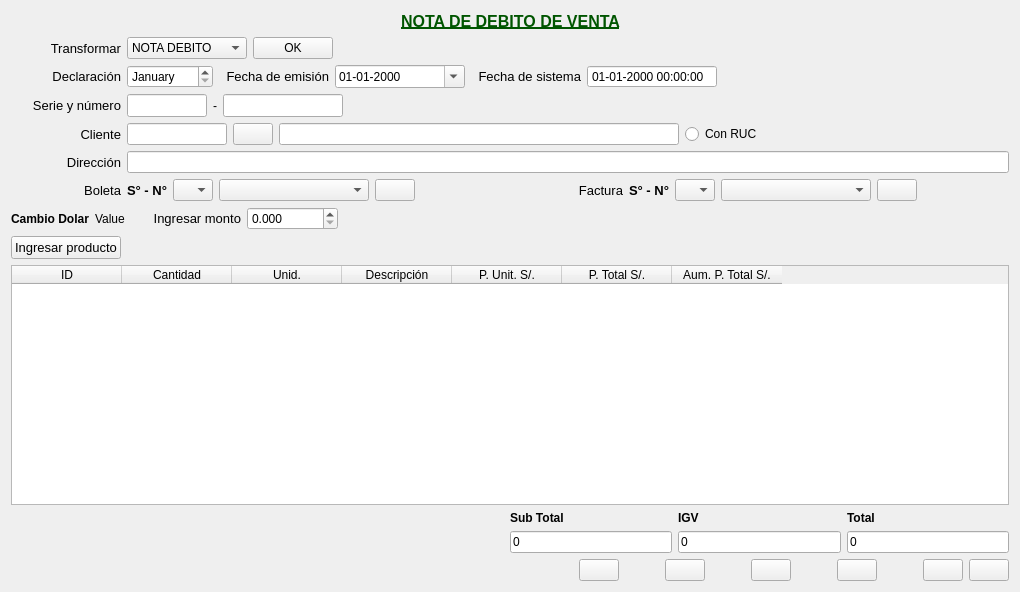
Old version of the form Venta/ventanotadebito.ui in the repository radtek/manager.
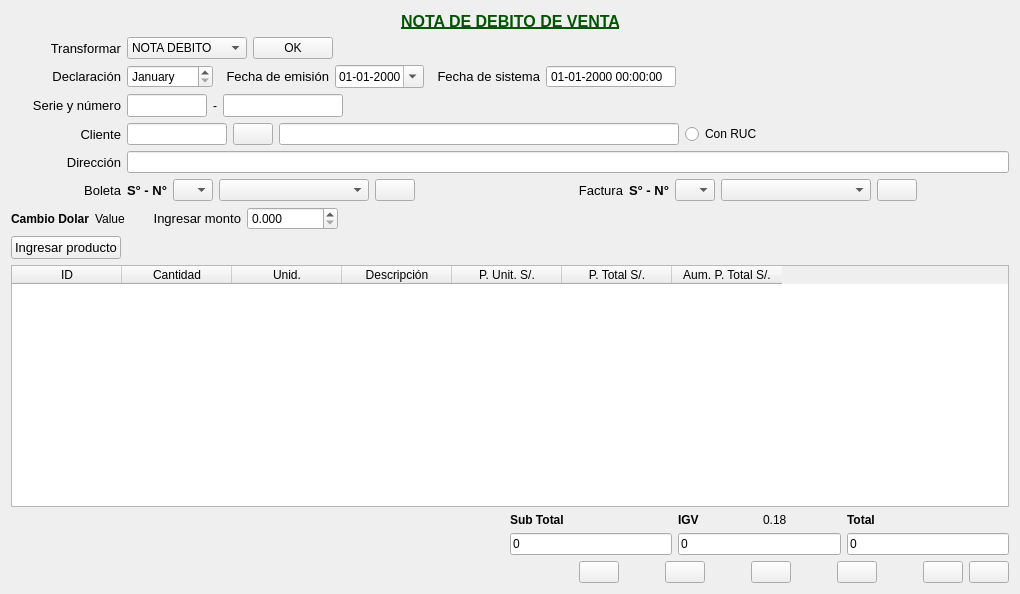
New version of the form. Icons and pictures are not drawn.

Diff of the .ui file:
```diff
--- a/Venta/ventanotadebito.ui
+++ b/Venta/ventanotadebito.ui
@@ -7,7 +7,7 @@
     <x>0</x>
     <y>0</y>
     <width>1000</width>
-    <height>592</height>
+    <height>594</height>
    </rect>
   </property>
   <property name="windowTitle">
@@ -182,19 +182,7 @@
       </widget>
      </item>
      <item>
-      <widget class="QDateTimeEdit" name="dateTimeEdit_emision">
-       <property name="sizePolicy">
-        <sizepolicy hsizetype="Preferred" vsizetype="Fixed">
-         <horstretch>0</horstretch>
-         <verstretch>0</verstretch>
-        </sizepolicy>
-       </property>
-       <property name="minimumSize">
-        <size>
-         <width>130</width>
-         <height>0</height>
-        </size>
-       </property>
+      <widget class="QDateEdit" name="dateEdit_emision">
        <property name="displayFormat">
         <string>dd-MM-yyyy</string>
        </property>
@@ -939,7 +927,19 @@
          </property>
         </widget>
        </item>
+       <item row="1" column="1">
+        <widget class="QLineEdit" name="lineEdit_igv">
+         <property name="text">
+          <string>0</string>
+         </property>
+         <property name="readOnly">
+          <bool>true</bool>
+         </property>
+        </widget>
+       </item>
        <item row="0" column="1">
+        <layout class="QHBoxLayout" name="horizontalLayout_2">
+         <item>
         <widget class="QLabel" name="label_igv">
          <property name="font">
           <font>
@@ -952,15 +952,14 @@
          </property>
         </widget>
        </item>
-       <item row="1" column="1">
-        <widget class="QLineEdit" name="lineEdit_igv">
+         <item>
+          <widget class="QLabel" name="label_igv_value">
          <property name="text">
-          <string>0</string>
-         </property>
-         <property name="readOnly">
-          <bool>true</bool>
-         </property>
-        </widget>
+            <string>0.18</string>
+           </property>
+          </widget>
+         </item>
+        </layout>
        </item>
       </layout>
      </item>
```
Left out of the diff: 1 changed line with no effect on the pictures. Lines whose indentation alone changed are shown as unchanged.
